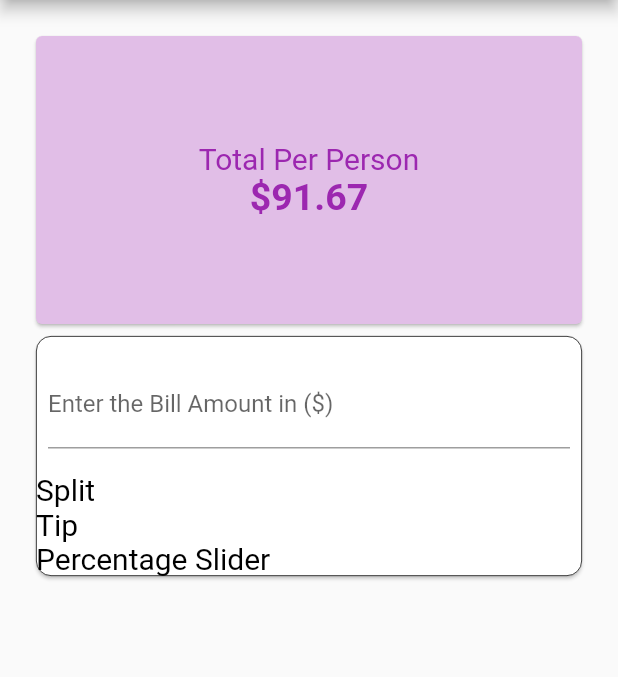
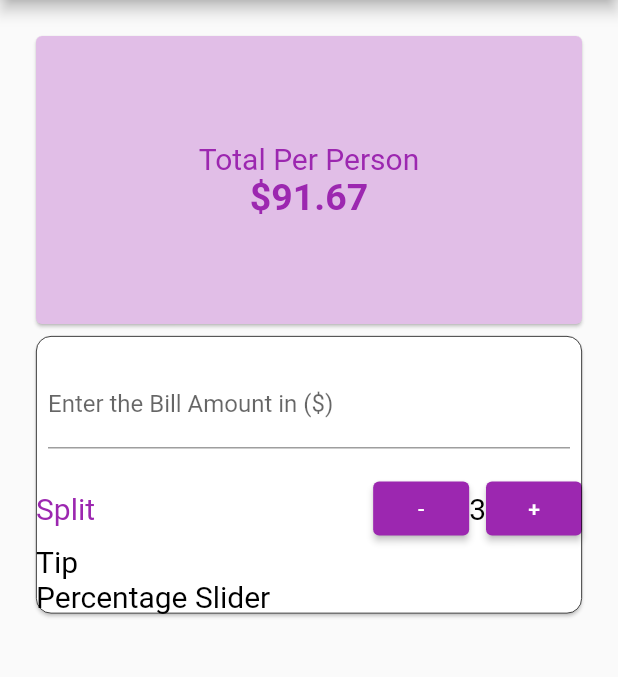
Before and after one commit to AkshayRameshAppDEV/TipCalculator, a Flutter app: the screen it shows after launch, on a phone screen of 412 x 824 dp, the part 84-761 px from its top. Run offline on Flutter 3.47's test engine with Material 2 defaults, Android fonts, the phone set to English and light mode, and no system bars.

Commit message:
Add split row UI and refactor

```diff
--- a/tip_calculator/lib/ui/ui_widgets/bill_tip_control_widget.dart
+++ b/tip_calculator/lib/ui/ui_widgets/bill_tip_control_widget.dart
@@ -27,6 +27,36 @@ Padding billAmountInput(BuildContext context) {
   );
 }
 
+Row splitTipRow() {
+  return Row(
+    mainAxisAlignment: MainAxisAlignment.spaceBetween,
+    children: [
+      const Text("Split",
+          textAlign: TextAlign.center,
+          style: TextStyle(fontSize: 20.0, color: Colors.purple)),
+      Row(
+        children: [
+          ElevatedButton(
+            onPressed: () {
+              // Respond to button press
+            },
+            child: const Text('-'),
+          ),
+          const Text("3",
+              textAlign: TextAlign.center,
+              style: TextStyle(fontSize: 20.0, color: Colors.black)),
+          ElevatedButton(
+            onPressed: () {
+              // Respond to button press
+            },
+            child: const Text('+'),
+          )
+        ],
+      )
+    ],
+  );
+}
+
 class _BillTipControlWidgetState extends State<BillTipControlWidget> {
   @override
   Widget build(BuildContext context) {
@@ -40,9 +70,7 @@ class _BillTipControlWidgetState extends State<BillTipControlWidget> {
           crossAxisAlignment: CrossAxisAlignment.start,
           children: [
             billAmountInput(context),
-            const Text("Split",
-                textAlign: TextAlign.center,
-                style: TextStyle(fontSize: 20.0, color: Colors.black)),
+            splitTipRow(),
             const Text("Tip",
                 textAlign: TextAlign.center,
                 style: TextStyle(fontSize: 20.0, color: Colors.black)),
```
